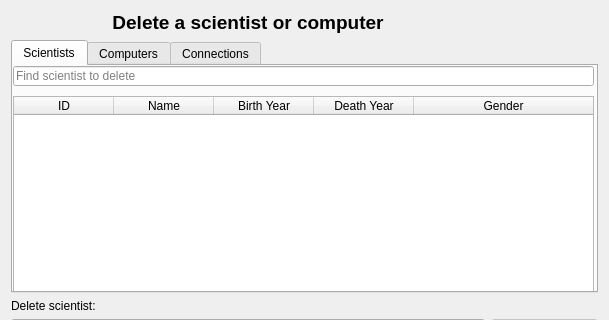
Before: the Qt Designer form Skil3/DeleteWindow.ui in Chiquita40-VLN-H2016/chiquita40, drawn with Qt 5; both pictures show x 0 to 609 and y 0 to 320 of the 609 by 504 pixel window.
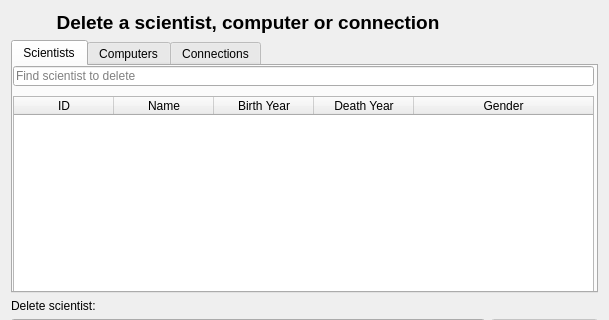
After: the same form once the commit is applied. Icons and pictures are not drawn.

```diff
--- a/Skil3/DeleteWindow.ui
+++ b/Skil3/DeleteWindow.ui
@@ -21,7 +21,7 @@
    <item row="0" column="0" colspan="2">
     <widget class="QLabel" name="label">
      <property name="text">
-      <string>&lt;html&gt;&lt;head/&gt;&lt;body&gt;&lt;p align=&quot;center&quot;&gt;&lt;span style=&quot; font-size:14pt; font-weight:600;&quot;&gt;Delete a scientist or computer&lt;/span&gt;&lt;/p&gt;&lt;/body&gt;&lt;/html&gt;</string>
+      <string>&lt;html&gt;&lt;head/&gt;&lt;body&gt;&lt;p align=&quot;center&quot;&gt;&lt;span style=&quot; font-size:14pt; font-weight:600;&quot;&gt;Delete a scientist, computer or connection&lt;/span&gt;&lt;/p&gt;&lt;/body&gt;&lt;/html&gt;</string>
      </property>
     </widget>
    </item>
```
